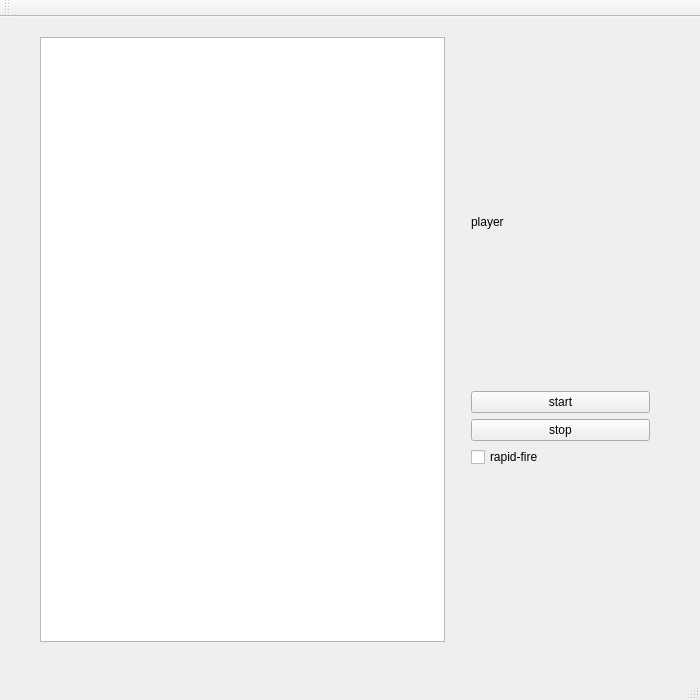
Before: the Qt Designer form shooting_game/mainwindow.ui in ZhuMon/Shooting_Game, drawn with Qt 5.
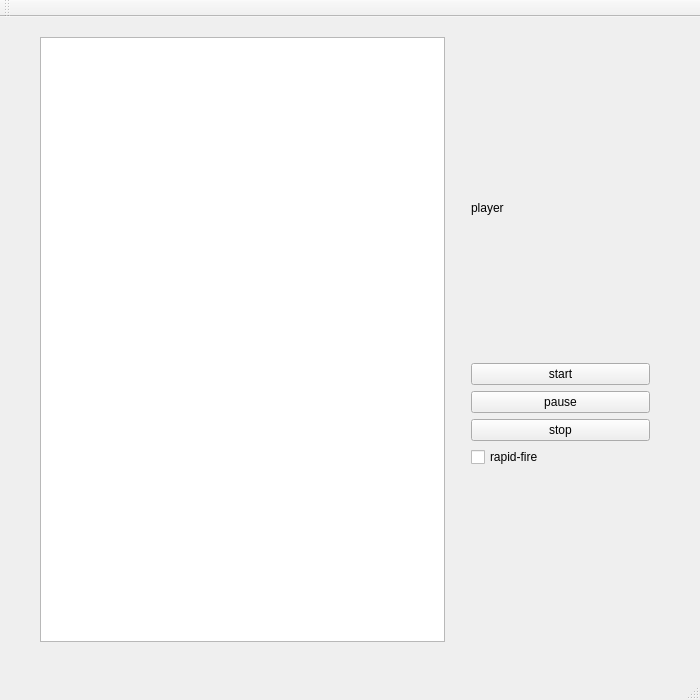
After: the same form once the commit is applied.

Commit message: Add "Pause"button & "levelMode"maintoolbar

```diff
--- a/shooting_game/mainwindow.ui
+++ b/shooting_game/mainwindow.ui
@@ -217,6 +217,13 @@
        </property>
       </widget>
      </item>
+     <item>
+      <widget class="QPushButton" name="pause">
+       <property name="text">
+        <string>pause</string>
+       </property>
+      </widget>
+     </item>
      <item>
       <widget class="QPushButton" name="stop">
        <property name="text">
```
Left out of the diff: 13 changed lines with no effect on the pictures. The commit also changes 5 other files.
